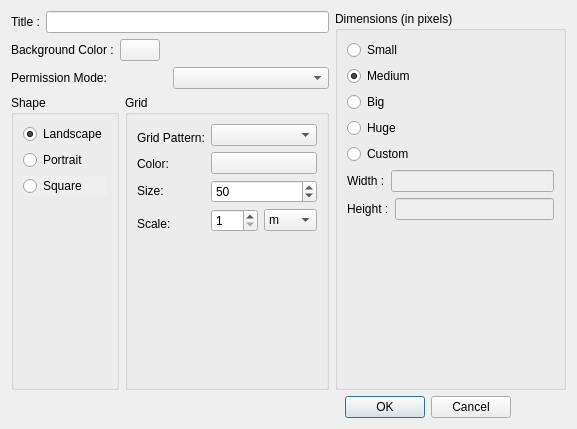
The window that src/vmap/vmapwizzarddialog.ui (Rolisteam/rolisteam) describes before a commit, drawn with Qt 5.
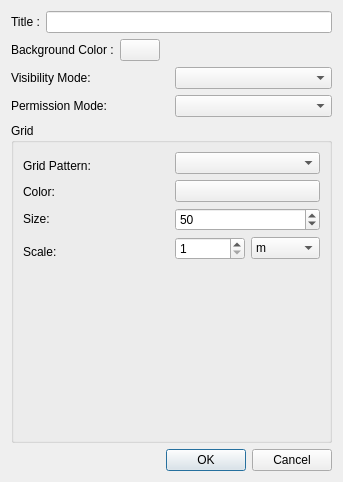
The same window after the commit. Custom widgets are drawn as their Qt base class.

Commit message: -Remove size parameters to map and adding parameter about visibility

Patch:
```diff
--- a/src/vmap/vmapwizzarddialog.ui
+++ b/src/vmap/vmapwizzarddialog.ui
@@ -6,8 +6,8 @@
    <rect>
     <x>0</x>
     <y>0</y>
-    <width>577</width>
-    <height>429</height>
+    <width>343</width>
+    <height>482</height>
    </rect>
   </property>
   <property name="windowTitle">
@@ -19,11 +19,7 @@
   <property name="locale">
    <locale language="English" country="UnitedStates"/>
   </property>
-  <layout class="QVBoxLayout" name="verticalLayout_6">
-   <item>
-    <layout class="QHBoxLayout" name="horizontalLayout_9">
-     <item>
-      <layout class="QVBoxLayout" name="verticalLayout_5">
+  <layout class="QVBoxLayout" name="verticalLayout">
        <item>
         <layout class="QHBoxLayout" name="horizontalLayout">
          <item>
@@ -93,6 +89,20 @@
          </item>
         </layout>
        </item>
+   <item>
+    <layout class="QHBoxLayout" name="horizontalLayout_3" stretch="0,0">
+     <item>
+      <widget class="QLabel" name="label_6">
+       <property name="text">
+        <string>Visibility Mode:</string>
+       </property>
+      </widget>
+     </item>
+     <item>
+      <widget class="QComboBox" name="m_visibilityComboBox"/>
+     </item>
+    </layout>
+   </item>
        <item>
         <layout class="QHBoxLayout" name="horizontalLayout_8">
          <item>
@@ -108,57 +118,6 @@
         </layout>
        </item>
        <item>
-        <layout class="QHBoxLayout" name="horizontalLayout_7">
-         <item>
-          <widget class="QGroupBox" name="groupBox_2">
-           <property name="title">
-            <string>Shape</string>
-           </property>
-           <layout class="QVBoxLayout" name="verticalLayout_4">
-            <item>
-             <widget class="QRadioButton" name="m_landscapeButton">
-              <property name="text">
-               <string>Landscape</string>
-              </property>
-              <property name="checked">
-               <bool>true</bool>
-              </property>
-             </widget>
-            </item>
-            <item>
-             <widget class="QRadioButton" name="m_portraitButton">
-              <property name="text">
-               <string>Portrait</string>
-              </property>
-             </widget>
-            </item>
-            <item>
-             <widget class="QRadioButton" name="m_squareButton">
-              <property name="autoFillBackground">
-               <bool>true</bool>
-              </property>
-              <property name="text">
-               <string>Square</string>
-              </property>
-             </widget>
-            </item>
-            <item>
-             <spacer name="verticalSpacer">
-              <property name="orientation">
-               <enum>Qt::Vertical</enum>
-              </property>
-              <property name="sizeHint" stdset="0">
-               <size>
-                <width>20</width>
-                <height>18</height>
-               </size>
-              </property>
-             </spacer>
-            </item>
-           </layout>
-          </widget>
-         </item>
-         <item>
           <widget class="QGroupBox" name="groupBox_3">
            <property name="title">
             <string>Grid</string>
@@ -347,123 +306,6 @@
            </layout>
           </widget>
          </item>
-        </layout>
-       </item>
-      </layout>
-     </item>
-     <item>
-      <widget class="QGroupBox" name="groupBox">
-       <property name="title">
-        <string>Dimensions (in pixels)</string>
-       </property>
-       <layout class="QVBoxLayout" name="verticalLayout">
-        <item>
-         <widget class="QRadioButton" name="m_smallSizeButton">
-          <property name="text">
-           <string>Small</string>
-          </property>
-         </widget>
-        </item>
-        <item>
-         <widget class="QRadioButton" name="m_mediumSizeButton">
-          <property name="text">
-           <string>Medium</string>
-          </property>
-          <property name="checked">
-           <bool>true</bool>
-          </property>
-         </widget>
-        </item>
-        <item>
-         <widget class="QRadioButton" name="m_bigSizeButton">
-          <property name="text">
-           <string>Big</string>
-          </property>
-         </widget>
-        </item>
-        <item>
-         <widget class="QRadioButton" name="m_hugeSizeButton">
-          <property name="text">
-           <string>Huge</string>
-          </property>
-         </widget>
-        </item>
-        <item>
-         <widget class="QRadioButton" name="m_customSize">
-          <property name="text">
-           <string>Custom</string>
-          </property>
-         </widget>
-        </item>
-        <item>
-         <layout class="QHBoxLayout" name="horizontalLayout_3">
-          <item>
-           <widget class="QLabel" name="m_widthLabel">
-            <property name="text">
-             <string>Width :</string>
-            </property>
-            <property name="buddy">
-             <cstring>m_widthEdit</cstring>
-            </property>
-           </widget>
-          </item>
-          <item>
-           <widget class="QLineEdit" name="m_widthEdit">
-            <property name="enabled">
-             <bool>false</bool>
-            </property>
-            <property name="inputMask">
-             <string>00009</string>
-            </property>
-            <property name="maxLength">
-             <number>5</number>
-            </property>
-           </widget>
-          </item>
-         </layout>
-        </item>
-        <item>
-         <layout class="QHBoxLayout" name="horizontalLayout_4">
-          <item>
-           <widget class="QLabel" name="m_heightLabel">
-            <property name="text">
-             <string>Height :</string>
-            </property>
-            <property name="buddy">
-             <cstring>m_heightEdit</cstring>
-            </property>
-           </widget>
-          </item>
-          <item>
-           <widget class="QLineEdit" name="m_heightEdit">
-            <property name="enabled">
-             <bool>false</bool>
-            </property>
-            <property name="inputMask">
-             <string>00009</string>
-            </property>
-           </widget>
-          </item>
-         </layout>
-        </item>
-        <item>
-         <spacer name="verticalSpacer_4">
-          <property name="orientation">
-           <enum>Qt::Vertical</enum>
-          </property>
-          <property name="sizeHint" stdset="0">
-           <size>
-            <width>20</width>
-            <height>40</height>
-           </size>
-          </property>
-         </spacer>
-        </item>
-       </layout>
-      </widget>
-     </item>
-    </layout>
-   </item>
    <item>
     <layout class="QHBoxLayout" name="horizontalLayout_10">
      <item>
```
Left out of the diff: 48 changed lines with no effect on the pictures. Lines whose indentation alone changed are shown as unchanged. The commit also changes 2 other files.
